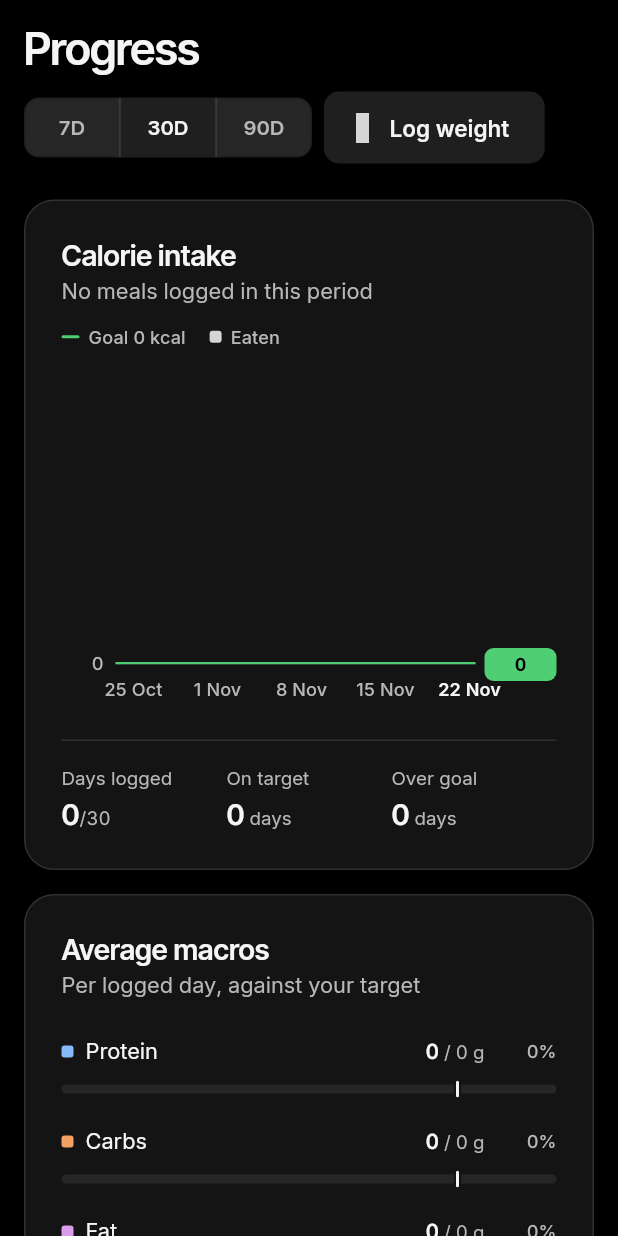
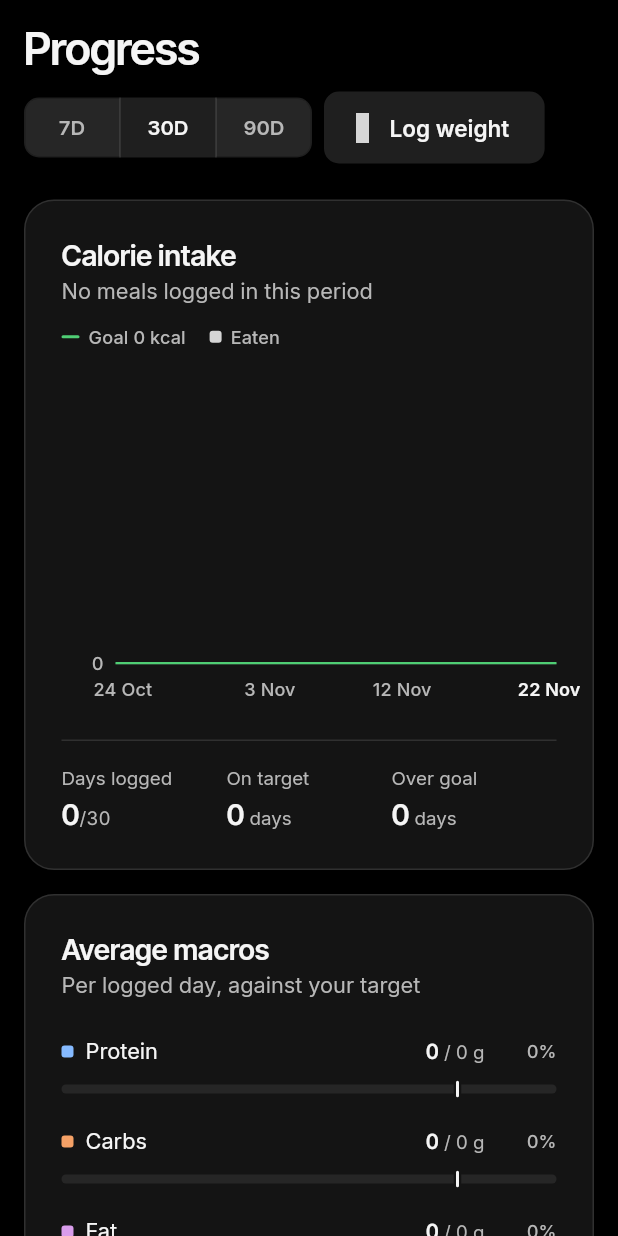
Before and after one commit to EzasPi0321/Fitness-Tracker, a Flutter app: the ProgressScreen screen opened directly, after a tap on "30D", on a phone screen of 412 x 824 dp. Run offline on Flutter 3.47's test engine with Material 3 defaults, Android fonts, the phone set to English and light mode, and no system bars; drawn by our look-alikes of fl_chart; our stand-ins replace app_links, flutter_secure_storage, image_picker, material_symbols_icons, shared_preferences, speech_to_text; missing offline and left inert: google_mlkit_text_recognition, health, mobile_scanner; accounts and stored records are empty; grey boxes are pictures that could not be loaded.

Commit message:
Progress charts: same dates on every axis, no empty goal gutter
The calorie and sleep bars and the weight line now label the same four evenly
spaced dates (first day to today), kept inside the card. The goal tag gutter is
gone (the goal is in the legend), so the bars use the full width.

Co-Authored-By: Claude Opus 5.5 <noreply@anthropic.com>
Claude-Session: https://claude.ai/code/session_01NpydMa6FfrR8LUMnwYAw4H

```diff
--- a/flutter/lib/screens/progress/progress_screen.dart
+++ b/flutter/lib/screens/progress/progress_screen.dart
@@ -245,6 +245,20 @@ String _compact(double v) {
 }
 
 /// Grid lines: hairline, dashed and quiet, so data carries the weight.
+/// Which days get a date under the axis. Every chart uses the same rule, so their dates line
+/// up: each day for a week, otherwise four evenly spaced dates from the first day to today.
+bool isAxisTick(int i, int days) {
+  if (i < 0 || i >= days) return false;
+  if (days <= 7) return true;
+  for (var k = 0; k <= 3; k++) {
+    if (i == ((days - 1) * k / 3).round()) return true;
+  }
+  return false;
+}
+
+/// Width of the value labels on the left of every chart.
+const _axisW = 36.0;
+
 FlLine _gridLine(FT t) => FlLine(color: t.border.withValues(alpha: 0.5), strokeWidth: 0.6);
 
 class _CalorieCard extends StatelessWidget {
@@ -256,7 +270,6 @@ class _CalorieCard extends StatelessWidget {
 
   static const _chartH = 220.0;
   static const _bottomH = 26.0;
-  static const _goalGutter = 54.0;
 
   double _step(double max) {
     for (final s in [250.0, 500.0, 1000.0, 2000.0, 2500.0, 5000.0]) {
@@ -317,12 +330,10 @@ class _CalorieCard extends StatelessWidget {
             height: _chartH,
             child: LayoutBuilder(
               builder: (context, c) {
-                final plotH = _chartH - _bottomH;
                 // Bars take about a third of their slot: slim, but sized to the screen.
-                final slot = (c.maxWidth - 36 - _goalGutter) / days.length;
+                final slot = (c.maxWidth - _axisW) / days.length;
                 final barW = (slot * 0.36).clamp(2.0, 24.0);
                 final radius = math.min(barW / 2, 4.0);
-                final goalY = (plotH * (1 - (target * k / maxY))).clamp(0.0, plotH);
                 return Stack(
                   clipBehavior: Clip.none,
                   children: [
@@ -346,18 +357,11 @@ class _CalorieCard extends StatelessWidget {
                             ),
                             titlesData: FlTitlesData(
                               topTitles: const AxisTitles(),
-                              // Empty gutter on the right: the goal tag lives there, clear of the bars.
-                              rightTitles: AxisTitles(
-                                sideTitles: SideTitles(
-                                  showTitles: true,
-                                  reservedSize: _goalGutter,
-                                  getTitlesWidget: (_, _) => const SizedBox.shrink(),
-                                ),
-                              ),
+                              rightTitles: const AxisTitles(),
                               leftTitles: AxisTitles(
                                 sideTitles: SideTitles(
                                   showTitles: true,
-                                  reservedSize: 36,
+                                  reservedSize: _axisW,
                                   interval: step,
                                   getTitlesWidget: (v, meta) => SideTitleWidget(
                                     meta: meta,
@@ -374,14 +378,7 @@ class _CalorieCard extends StatelessWidget {
                                   reservedSize: _bottomH,
                                   getTitlesWidget: (v, meta) {
                                     final i = v.toInt();
-                                    final every = switch (range) {
-                                      TrendRange.week => 1,
-                                      TrendRange.month => 7,
-                                      TrendRange.quarter => 15,
-                                    };
-                                    if (i < 0 || i >= days.length || (days.length - 1 - i) % every != 0) {
-                                      return const SizedBox.shrink();
-                                    }
+                                    if (!isAxisTick(i, days.length)) return const SizedBox.shrink();
                                     final d = days[i].date;
                                     final isToday = d == today;
                                     final label = range == TrendRange.week
@@ -389,6 +386,7 @@ class _CalorieCard extends StatelessWidget {
                                         : DateFormat('d MMM').format(d);
                                     return SideTitleWidget(
                                       meta: meta,
+                                      fitInside: SideTitleFitInsideData.fromTitleMeta(meta),
                                       child: Text(
                                         label,
                                         style: tt.labelSmall!.copyWith(
@@ -464,33 +462,6 @@ class _CalorieCard extends StatelessWidget {
                         ),
                       ),
                     ),
-                    // Goal tag, in its own gutter so it never sits on a bar.
-                    Positioned(
-                      right: 0,
-                      width: _goalGutter - 6,
-                      top: goalY - 11,
-                      height: 22,
-                      child: IgnorePointer(
-                        child: Container(
-                          alignment: Alignment.center,
-                          decoration: BoxDecoration(color: goalColor, borderRadius: BorderRadius.circular(6)),
-                          child: FittedBox(
-                            fit: BoxFit.scaleDown,
-                            child: Padding(
-                              padding: const EdgeInsets.symmetric(horizontal: 5),
-                              child: Text(
-                                whole(target * k),
-                                style: tt.labelSmall!.copyWith(
-                                  color: t.dark ? Colors.black : Colors.white,
-                                  fontWeight: FontWeight.w700,
-                                  fontFeatures: tabular,
-                                ),
-                              ),
-                            ),
-                          ),
-                        ),
-                      ),
-                    ),
                   ],
                 );
               },
@@ -774,6 +745,8 @@ class _WeightCard extends StatelessWidget {
       sub = '${oneDecimal(_d(points.last.kilograms))} $unit';
     }
     final now = DateTime.now();
+    final today = startOfDay(now);
+    final days = (today.difference(start).inHours / 24).round() + 1;
     double x(DateTime d) => d.difference(start).inMinutes / 1440;
 
     Widget body;
@@ -821,21 +794,33 @@ class _WeightCard extends StatelessWidget {
                   sideTitles: SideTitles(
                     showTitles: true,
                     reservedSize: 24,
-                    interval: math.max(1, x(now) / 3),
-                    getTitlesWidget: (v, meta) => SideTitleWidget(
-                      meta: meta,
-                      fitInside: SideTitleFitInsideData.fromTitleMeta(meta),
-                      child: Text(
-                        DateFormat('d MMM').format(start.add(Duration(minutes: (v * 1440).round()))),
-                        style: tt.labelSmall!.copyWith(color: t.muted),
-                      ),
-                    ),
+                    // One title per day, kept only on the same dates as the other charts.
+                    interval: 1,
+                    getTitlesWidget: (v, meta) {
+                      final i = v.round();
+                      if (v != i || !isAxisTick(i, days)) return const SizedBox.shrink();
+                      final d = addDays(start, i);
+                      final label = days <= 7
+                          ? (d == today ? 'Today' : DateFormat('EEE').format(d))
+                          : DateFormat('d MMM').format(d);
+                      return SideTitleWidget(
+                        meta: meta,
+                        fitInside: SideTitleFitInsideData.fromTitleMeta(meta),
+                        child: Text(
+                          label,
+                          style: tt.labelSmall!.copyWith(
+                            color: d == today ? t.fg : t.muted,
+                            fontWeight: d == today ? FontWeight.w600 : null,
+                          ),
+                        ),
+                      );
+                    },
                   ),
                 ),
                 leftTitles: AxisTitles(
                   sideTitles: SideTitles(
                     showTitles: true,
-                    reservedSize: 36,
+                    reservedSize: _axisW,
                     interval: interval,
                     getTitlesWidget: (v, meta) => SideTitleWidget(
                       meta: meta,
@@ -1040,7 +1025,6 @@ class _SleepTrendCard extends StatelessWidget {
 
   static const _chartH = 200.0;
   static const _bottomH = 26.0;
-  static const _goalGutter = 54.0;
 
   @override
   Widget build(BuildContext context) {
@@ -1097,9 +1081,7 @@ class _SleepTrendCard extends StatelessWidget {
             height: _chartH,
             child: LayoutBuilder(
               builder: (context, c) {
-                final plotH = _chartH - _bottomH;
-                final goalY = (plotH * (1 - goalHours / maxH)).clamp(0.0, plotH);
-                final slot = (c.maxWidth - 36 - _goalGutter) / days.length;
+                final slot = (c.maxWidth - _axisW) / days.length;
                 final barW = (slot * 0.36).clamp(2.0, 24.0);
                 final radius = math.min(barW / 2, 4.0);
                 return Stack(
@@ -1125,17 +1107,11 @@ class _SleepTrendCard extends StatelessWidget {
                             ),
                             titlesData: FlTitlesData(
                               topTitles: const AxisTitles(),
-                              rightTitles: AxisTitles(
-                                sideTitles: SideTitles(
-                                  showTitles: true,
-                                  reservedSize: _goalGutter,
-                                  getTitlesWidget: (_, _) => const SizedBox.shrink(),
-                                ),
-                              ),
+                              rightTitles: const AxisTitles(),
                               leftTitles: AxisTitles(
                                 sideTitles: SideTitles(
                                   showTitles: true,
-                                  reservedSize: 36,
+                                  reservedSize: _axisW,
                                   interval: 2,
                                   getTitlesWidget: (v, meta) => SideTitleWidget(
                                     meta: meta,
@@ -1152,14 +1128,7 @@ class _SleepTrendCard extends StatelessWidget {
                                   reservedSize: _bottomH,
                                   getTitlesWidget: (v, meta) {
                                     final i = v.toInt();
-                                    final every = switch (range) {
-                                      TrendRange.week => 1,
-                                      TrendRange.month => 7,
-                                      TrendRange.quarter => 15,
-                                    };
-                                    if (i < 0 || i >= days.length || (days.length - 1 - i) % every != 0) {
-                                      return const SizedBox.shrink();
-                                    }
+                                    if (!isAxisTick(i, days.length)) return const SizedBox.shrink();
                                     final d = days[i];
                                     final isToday = d == today;
                                     final label = range == TrendRange.week
@@ -1167,6 +1136,7 @@ class _SleepTrendCard extends StatelessWidget {
                                         : DateFormat('d MMM').format(d);
                                     return SideTitleWidget(
                                       meta: meta,
+                                      fitInside: SideTitleFitInsideData.fromTitleMeta(meta),
                                       child: Text(
                                         label,
                                         style: tt.labelSmall!.copyWith(
@@ -1236,26 +1206,6 @@ class _SleepTrendCard extends StatelessWidget {
                         ),
                       ),
                     ),
-                    Positioned(
-                      right: 0,
-                      width: _goalGutter - 6,
-                      top: goalY - 11,
-                      height: 22,
-                      child: IgnorePointer(
-                        child: Container(
-                          alignment: Alignment.center,
-                          decoration: BoxDecoration(color: goalColor, borderRadius: BorderRadius.circular(6)),
-                          child: Text(
-                            '${goalHours % 1 == 0 ? goalHours.toStringAsFixed(0) : goalHours.toStringAsFixed(1)} h',
-                            style: tt.labelSmall!.copyWith(
-                              color: t.dark ? Colors.black : Colors.white,
-                              fontWeight: FontWeight.w700,
-                              fontFeatures: tabular,
-                            ),
-                          ),
-                        ),
-                      ),
-                    ),
                   ],
                 );
               },
```
Also changed, not shown: 1 other file.
